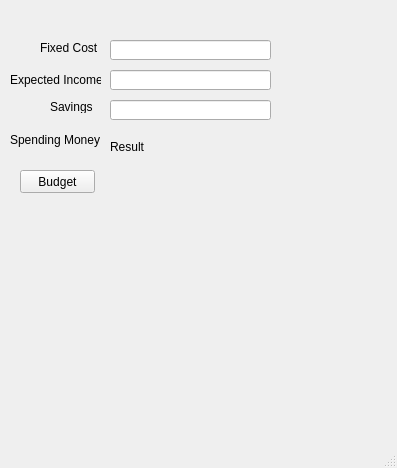
Qt form widgets/Budgeter/budgeter.ui (miranda0129/Stick2It) before a commit.
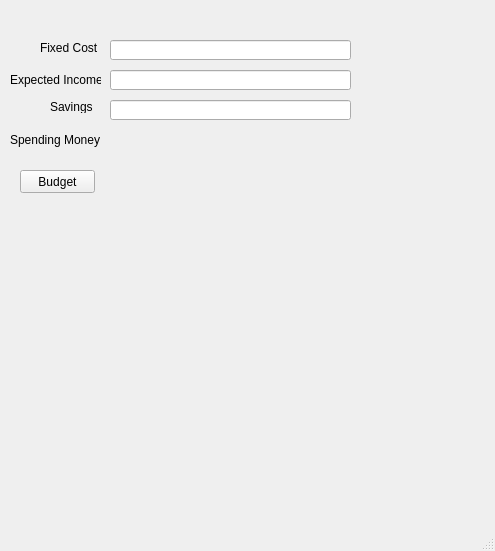
The same form after that commit.

The edit to the form file:
```diff
--- a/widgets/Budgeter/budgeter.ui
+++ b/widgets/Budgeter/budgeter.ui
@@ -6,8 +6,8 @@
    <rect>
     <x>0</x>
     <y>0</y>
-    <width>397</width>
-    <height>468</height>
+    <width>495</width>
+    <height>551</height>
    </rect>
   </property>
   <property name="windowTitle">
@@ -19,7 +19,7 @@
      <rect>
       <x>110</x>
       <y>40</y>
-      <width>161</width>
+      <width>241</width>
       <height>20</height>
      </rect>
     </property>
@@ -55,7 +55,7 @@
      <rect>
       <x>110</x>
       <y>70</y>
-      <width>161</width>
+      <width>241</width>
       <height>20</height>
      </rect>
     </property>
@@ -78,7 +78,7 @@
      <rect>
       <x>110</x>
       <y>100</y>
-      <width>161</width>
+      <width>241</width>
       <height>20</height>
      </rect>
     </property>
@@ -113,9 +113,9 @@
     <property name="geometry">
      <rect>
       <x>110</x>
-      <y>140</y>
-      <width>47</width>
-      <height>13</height>
+      <y>130</y>
+      <width>151</width>
+      <height>16</height>
      </rect>
     </property>
     <property name="styleSheet">
@@ -123,7 +123,7 @@
 </string>
     </property>
     <property name="text">
-     <string>Result</string>
+     <string/>
     </property>
    </widget>
   </widget>
```
Left out of the diff: 5 changed lines with no effect on the pictures.
